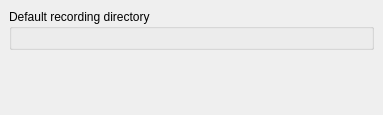
ntadej/tano, file src/ui/settings/SettingsRecorder.ui: the form before one commit.
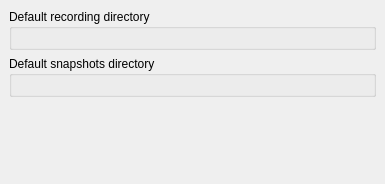
The form after the commit. Icons and pictures are not drawn. Custom widgets are drawn as their Qt base class.

Commit message: Add ability to take snapshots

```diff
--- a/src/ui/settings/SettingsRecorder.ui
+++ b/src/ui/settings/SettingsRecorder.ui
@@ -6,8 +6,8 @@
    <rect>
     <x>0</x>
     <y>0</y>
-    <width>383</width>
-    <height>115</height>
+    <width>385</width>
+    <height>184</height>
    </rect>
   </property>
   <property name="windowIcon">
@@ -31,8 +31,8 @@
        <rect>
         <x>0</x>
         <y>0</y>
-        <width>383</width>
-        <height>115</height>
+        <width>385</width>
+        <height>184</height>
        </rect>
       </property>
       <layout class="QVBoxLayout" name="verticalLayout_3">
@@ -48,6 +48,18 @@
          </layout>
         </widget>
        </item>
+       <item>
+        <widget class="QGroupBox" name="groupSnapshot">
+         <property name="title">
+          <string>Default snapshots directory</string>
+         </property>
+         <layout class="QVBoxLayout" name="verticalLayout_4">
+          <item>
+           <widget class="BrowseWidget" name="editS" native="true"/>
+          </item>
+         </layout>
+        </widget>
+       </item>
        <item>
         <spacer name="verticalSpacer">
          <property name="orientation">
```
The commit also changes 30 other files.
